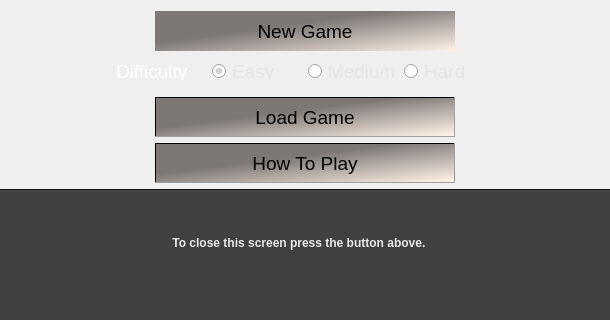
DomtronVox/space-factory, file mainwindow.ui: the form before one commit; both pictures show x 163 to 773 and y 0 to 320 of the 937 by 727 pixel window.
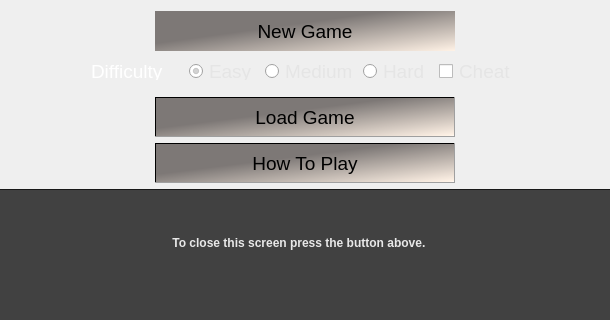
The form after the commit. Icons and pictures are not drawn.

Commit message: Added a cheat mode that makes the factory invincible.

```diff
--- a/mainwindow.ui
+++ b/mainwindow.ui
@@ -103,7 +103,7 @@
         <widget class="QGroupBox" name="boxDifficultySetting">
          <property name="maximumSize">
           <size>
-           <width>400</width>
+           <width>450</width>
            <height>40</height>
           </size>
          </property>
@@ -139,7 +139,7 @@
            <widget class="QRadioButton" name="rdoEasy">
             <property name="minimumSize">
              <size>
-              <width>100</width>
+              <width>70</width>
               <height>10</height>
              </size>
             </property>
@@ -163,7 +163,7 @@
            <widget class="QRadioButton" name="rdoMedium">
             <property name="minimumSize">
              <size>
-              <width>100</width>
+              <width>120</width>
               <height>10</height>
              </size>
             </property>
@@ -187,7 +187,7 @@
            <widget class="QRadioButton" name="rdoHard">
             <property name="minimumSize">
              <size>
-              <width>100</width>
+              <width>70</width>
               <height>10</height>
              </size>
             </property>
@@ -207,6 +207,30 @@
             </property>
            </widget>
           </item>
+          <item>
+           <widget class="QCheckBox" name="chkCheat">
+            <property name="minimumSize">
+             <size>
+              <width>80</width>
+              <height>10</height>
+             </size>
+            </property>
+            <property name="font">
+             <font>
+              <pointsize>14</pointsize>
+             </font>
+            </property>
+            <property name="styleSheet">
+             <string notr="true">color: rgb(229, 229, 229);</string>
+            </property>
+            <property name="text">
+             <string>Cheat</string>
+            </property>
+            <property name="checked">
+             <bool>false</bool>
+            </property>
+           </widget>
+          </item>
          </layout>
         </widget>
        </item>
```
The commit also changes 8 other files.
